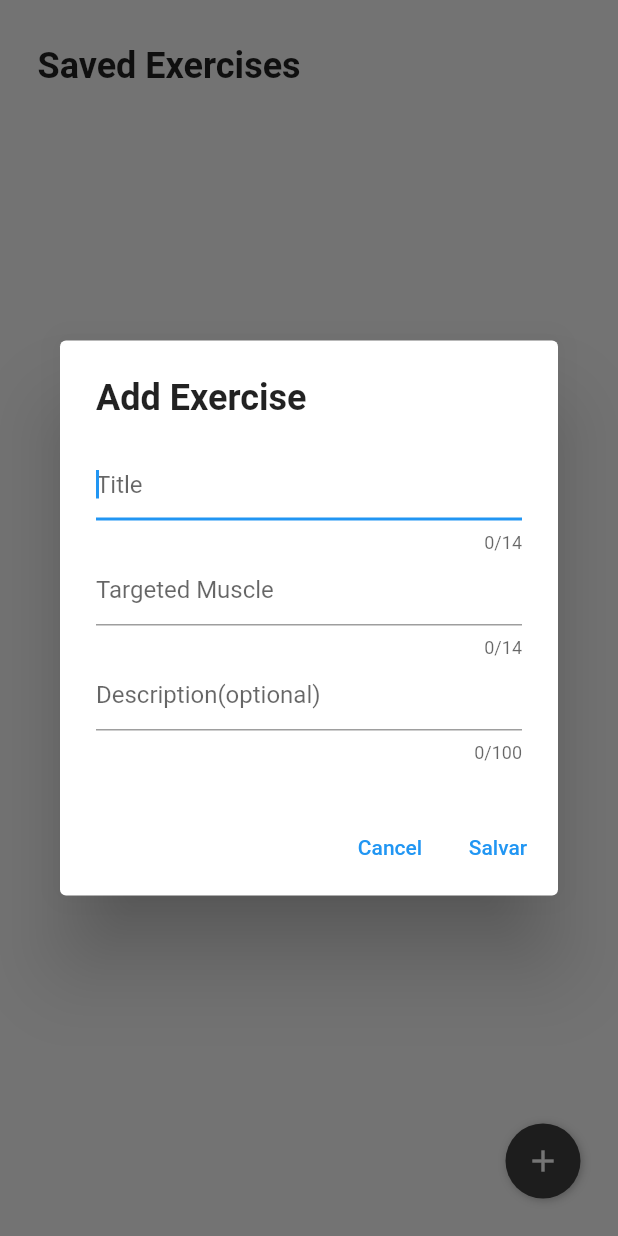
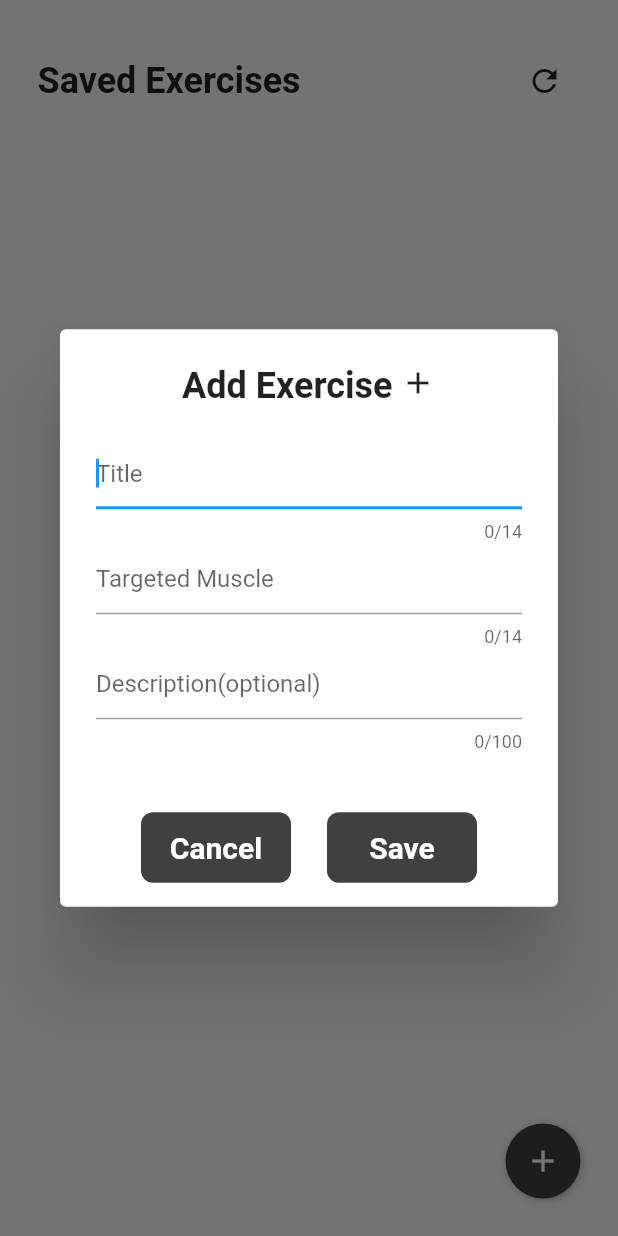
Before and after one commit to JOHN-RlCHARD/load-progression-app, a Flutter app: the ExercisePage widget shown alone on an empty page, opened directly, after a tap on the "add" icon, on a phone screen of 412 x 824 dp. Run offline on Flutter 3.47's test engine with Material 2 defaults, Android fonts, the phone set to English and light mode, and no system bars; our stand-ins replace google_fonts; missing offline and left inert: mongo_dart.

Commit message:
Minor fixes

```diff
--- a/app/lib/screens/exercisepage.dart
+++ b/app/lib/screens/exercisepage.dart
@@ -1,3 +1,4 @@
+import 'package:app/widgets.dart';
 import 'package:flutter/cupertino.dart';
 import 'package:flutter/material.dart';
 import 'package:mongo_dart/mongo_dart.dart' as M;
@@ -43,8 +44,18 @@ class _ExercisePageState extends State<ExercisePage> {
             children: [
               SizedBox(height: 30,),
               Padding(
-                padding: const EdgeInsets.only( left: 25),
-                child: Text('Saved Exercises', style: TextStyle(fontSize: 24, fontWeight: FontWeight.bold),),
+                padding: const EdgeInsets.only( left: 25, right: 25),
+                child: Row(
+                  children: [
+                    Text(
+                      'Saved Exercises',
+                      style: TextStyle(fontSize: 24, fontWeight: FontWeight.bold),),
+                    Spacer(),
+                    IconButton(
+                      onPressed: () {setState(() {});},
+                      icon: Icon(Icons.refresh),)
+                  ],
+                ),
               ),
               SizedBox(height: 30,),
               Expanded(
@@ -79,6 +90,8 @@ class _ExercisePageState extends State<ExercisePage> {
               ),
             ],
           ),
+
+          // ADD NEW EXERCISE BUTTON
           Positioned(
             bottom: 25,
             right: 25,
@@ -91,16 +104,42 @@ class _ExercisePageState extends State<ExercisePage> {
                       color: Colors.black26,
                       blurRadius: 4,
                       offset: Offset(1,1,),
-                  ),
-                ],
+                    ),],
                   color: Color(0xFF404040),
                   borderRadius: BorderRadius.circular(30),
                 ),
                 child: IconButton(
                     icon: Icon(Icons.add, color: Colors.white,),
                     onPressed: () {
-                  addExercise();
+                      showDialog(context: context, builder: (context) =>
+                          AddEditExerciseDialog(
+                            titlecontroller: titlecontroller,
+                            musclecontroller: musclecontroller,
+                            desccontroller: desccontroller,
+                            title: 'Add Exercise',
+                            icon: Icon(Icons.add),
+                            actions: [
+                              TextButton(
+                                onPressed: () {
+                                  Navigator.pop(context);
+                                  _clearAll();
                                 },
+                                child: dialogButton(text: 'Cancel',),
+                              ),
+                              TextButton(
+                                  onPressed: () async {
+                                    await _insertExercise(
+                                        titlecontroller.text.toString(),
+                                        musclecontroller.text.toString(),
+                                        desccontroller.text);
+                                    setState(() {});
+                                  },
+                                  child: dialogButton(text: 'Save',)
+                              ),
+                            ],
+                          )
+                      );
+                    }
                 )
             ),
           )
@@ -108,6 +147,8 @@ class _ExercisePageState extends State<ExercisePage> {
       ),
     );
   }
+
+  // EXERCISE CARD
   Widget exerciseCard(ExerciseModel data) {
     return Container(
       margin: EdgeInsets.only(
@@ -144,46 +185,26 @@ class _ExercisePageState extends State<ExercisePage> {
                 ),
               ),
               Spacer(),
+
+              // EDIT BUTTON
               IconButton(onPressed: () {
                 titlecontroller.text = data.name;
                 musclecontroller.text = data.muscle;
-                desccontroller.text = data.desc!;
+                desccontroller.text = data.desc ?? "";
                 showDialog(context: context, builder: (context) =>
-                AlertDialog(
-                  title: Text('Edit', style: TextStyle(fontSize: 24, fontWeight: FontWeight.bold),),
-                  content: Container(
-                    child: Wrap(
-                      children: [
-                        TextField(
-                          maxLength: 14,
-                          autofocus: true,
-                          decoration: InputDecoration(hintText: 'Title'),
-                          controller: titlecontroller,
-                        ),
-                        TextField(
-                          maxLength: 14,
-                          autofocus: true,
-                          decoration: InputDecoration(hintText: 'Targeted Muscle'),
-                          controller: musclecontroller,
-                        ),
-                        TextField(
-                          maxLength: 100,
-                          minLines: 1,
-                          maxLines: 3,
-                          autofocus: true,
-                          decoration: InputDecoration(hintText: 'Description(optional)'),
-                          controller: desccontroller,
-                        ),
-                      ],
-                    ),
-                  ),
+                AddEditExerciseDialog(
+                  titlecontroller: titlecontroller,
+                  musclecontroller: musclecontroller,
+                  desccontroller: desccontroller,
+                  title: 'Edit',
+                  icon: Icon(Icons.edit),
                   actions: [
                     TextButton(
                       onPressed: () {
                         Navigator.pop(context);
                         _clearAll();
                       },
-                      child: Text('Cancel'),
+                      child: dialogButton(text: 'Cancel',),
                     ),
                     TextButton(
                       onPressed: () async {
@@ -194,24 +215,30 @@ class _ExercisePageState extends State<ExercisePage> {
                             desccontroller.text);
                         setState(() {});
                       },
-                      child: Text('Save'),),
-                  ],
-                ));
+                      child: dialogButton(text: 'Save',),),
+                  ],),
+                );
                 }, icon: Icon(Icons.edit), iconSize: 25,),
               SizedBox(width: 3,),
+
+              // DELETE BUTTON
               IconButton(onPressed: () async {
                 showDialog(
                     context: context, builder: (context) =>
                     AlertDialog(
                       title: Text('Warning!', style: TextStyle(fontSize: 24, fontWeight: FontWeight.bold),),
                       content:  Text('Procede to delete exercise ${data.name}?'),
+                      actionsAlignment: MainAxisAlignment.center,
                       actions: [
-                        TextButton(onPressed: () { Navigator.pop(context); }, child: Text('No'),),
+                        TextButton(onPressed: () { Navigator.pop(context); },
+                          child: dialogButton(text: 'No',),),
                         TextButton(onPressed: () async {
                           await MongoDatabase.deleteExercise(data);
                           Navigator.pop(context);
                           setState(() {});
-                          }, child: Text('Yes'),),
+                          },
+                          child: dialogButton(text: 'Yes',),
+                        ),
                       ],
                 ));
                 }, icon: Icon(Icons.delete), iconSize: 25,),
@@ -222,56 +249,6 @@ class _ExercisePageState extends State<ExercisePage> {
       ),
     );
   }
-  Future addExercise() => showDialog(
-    context: context,
-    builder: (context) => AlertDialog(
-      title: Text('Add Exercise', style: TextStyle(fontSize: 24, fontWeight: FontWeight.bold),),
-      content: Container(
-        child: Wrap(
-          children: [
-            TextField(
-              maxLength: 14,
-              autofocus: true,
-              decoration: InputDecoration(hintText: 'Title'),
-              controller: titlecontroller,
-            ),
-            TextField(
-              maxLength: 14,
-              autofocus: true,
-              decoration: InputDecoration(hintText: 'Targeted Muscle'),
-              controller: musclecontroller,
-            ),
-            TextField(
-              maxLength: 100,
-              minLines: 1,
-              maxLines: 3,
-              autofocus: true,
-              decoration: InputDecoration(hintText: 'Description(optional)'),
-              controller: desccontroller,
-            ),
-          ],
-        ),
-      ),
-      actions: [
-        TextButton(
-          onPressed: () {
-            Navigator.pop(context);
-            _clearAll();
-          },
-          child: Text('Cancel'),
-        ),
-        TextButton(
-          onPressed: () async {
-            await _insertExercise(
-              titlecontroller.text.toString(),
-              musclecontroller.text.toString(),
-              desccontroller.text);
-            setState(() {});
-          },
-          child: Text('Salvar'),),
-      ],
-    ),
-  );
   Future<void> _updateExercise(M.ObjectId id, String title, String muscle, String? desc) async {
     if (desc == "") { desc = null; }
     final updateExercise = ExerciseModel(id: id, name: title, muscle: muscle, desc: desc);
@@ -284,7 +261,6 @@ class _ExercisePageState extends State<ExercisePage> {
     if (desc == "") { desc = null; }
     final data = ExerciseModel(id: _id, name: title, muscle: muscle, desc: desc);
     await MongoDatabase.insertExercise(data);
-    ScaffoldMessenger.of(context).showSnackBar(SnackBar(content: Text('Done!')));
     _clearAll();
     Navigator.pop(context);
   }
--- /dev/null
+++ b/app/lib/widgets.dart
@@ -0,0 +1,80 @@
+import 'package:flutter/material.dart';
+
+class dialogButton extends StatelessWidget {
+  final String text;
+
+  const dialogButton({Key? key, required this.text}) : super(key: key);
+
+  @override
+  Widget build(BuildContext context) {
+    return Container(
+      width: 100,
+      height: 47,
+      padding: EdgeInsets.all(10),
+      decoration: BoxDecoration(
+        borderRadius: BorderRadius.all(Radius.circular(8)),
+        color: Color(0xFF404040),
+      ),
+      alignment: Alignment.center,
+      child: Text(
+        text,
+        style: TextStyle(
+            fontWeight: FontWeight.bold,
+            color: Colors.white,
+            fontSize: 20),),
+    );
+  }
+}
+
+class AddEditExerciseDialog extends StatelessWidget {
+  final TextEditingController titlecontroller;
+  final TextEditingController musclecontroller;
+  final TextEditingController desccontroller;
+  final List<Widget> actions;
+  final String title;
+  final Icon icon;
+
+  const AddEditExerciseDialog({Key? key, required this.titlecontroller, required this.musclecontroller, required this.desccontroller, required this.actions, required this.title, required this.icon}) : super(key: key);
+
+  @override
+  Widget build(BuildContext context) {
+    return AlertDialog(
+      title: Wrap(
+        alignment: WrapAlignment.center,
+        children: [
+          Text(title, style: TextStyle(fontSize: 24, fontWeight: FontWeight.bold),),
+          SizedBox(width: 5,),
+          icon,
+        ],
+      ),
+      content: Container(
+        child: Wrap(
+          children: [
+            TextField(
+              maxLength: 14,
+              autofocus: true,
+              decoration: InputDecoration(hintText: 'Title',),
+              controller: titlecontroller,
+            ),
+            TextField(
+              maxLength: 14,
+              autofocus: true,
+              decoration: InputDecoration(hintText: 'Targeted Muscle'),
+              controller: musclecontroller,
+            ),
+            TextField(
+              maxLength: 100,
+              minLines: 1,
+              maxLines: 3,
+              autofocus: true,
+              decoration: InputDecoration(hintText: 'Description(optional)'),
+              controller: desccontroller,
+            ),
+          ],
+        ),
+      ),
+      actionsAlignment: MainAxisAlignment.center,
+      actions: actions,
+    );
+  }
+}
```
Lines whose indentation alone changed are shown as unchanged.
